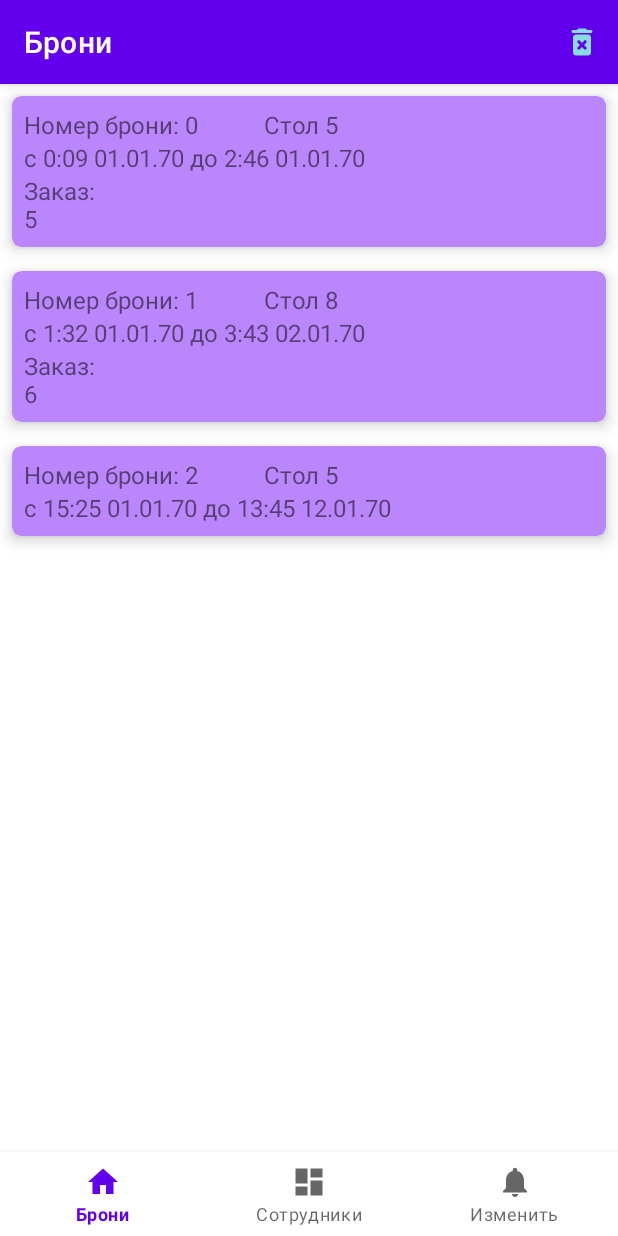
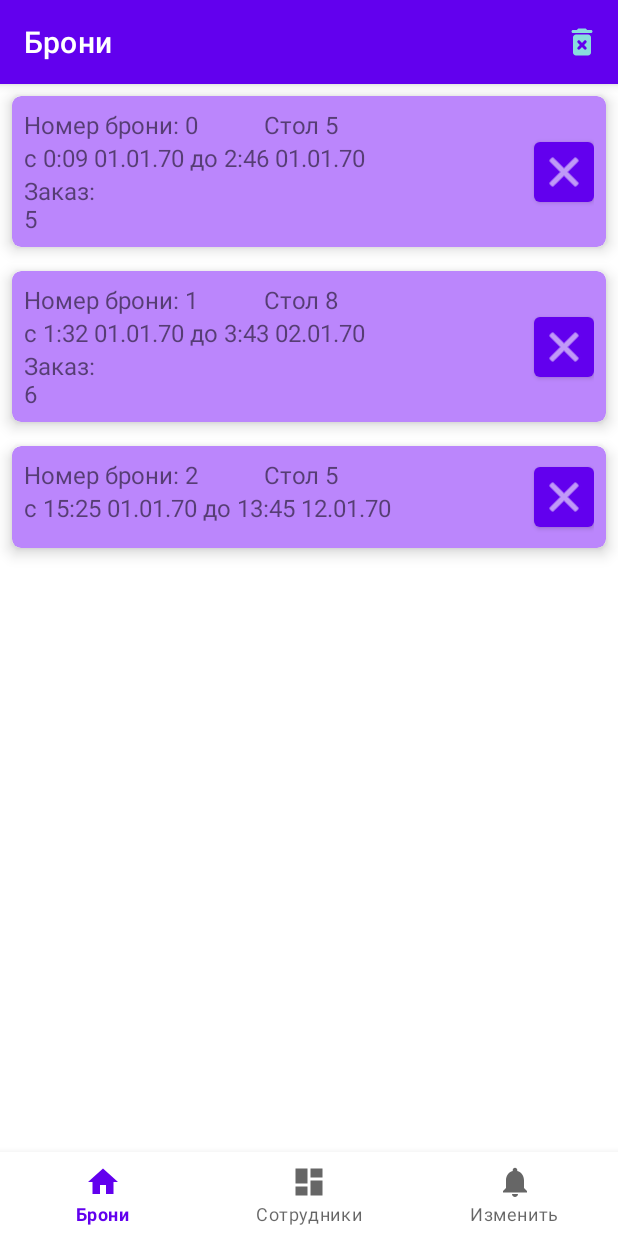
Before and after one commit to GranPecador/BookingAppITMO, an Android app: the ManagerActivity screen opened directly, with no data from a screen before it, on a phone screen of 412 x 824 dp. Run offline under Robolectric (Android 15) with nearby library versions, the phone set to English and light mode, and no system bars; our stand-ins replace navigation-ui; libraries missing offline, so code that uses them is left out: androidx.constraintlayout.solver; network calls fail; 1 statement that could not run was skipped.

Commit message:
add cancellation reservation by waiter and manager

```diff
--- a/app/src/main/java/com/example/bookingapp/admin/ui/ManagerActivity.kt
+++ b/app/src/main/java/com/example/bookingapp/admin/ui/ManagerActivity.kt
@@ -13,15 +13,17 @@ import androidx.navigation.ui.setupActionBarWithNavController
 import androidx.navigation.ui.setupWithNavController
 import androidx.swiperefreshlayout.widget.SwipeRefreshLayout
 import com.example.bookingapp.*
+import com.example.bookingapp.admin.ui.reservations.ReservationsFragment
 import com.google.android.material.bottomnavigation.BottomNavigationView
 
-class ManagerActivity : AppCompatActivity() {
+class ManagerActivity : AppCompatActivity(), ReservationsFragment.OnCancelReservation {
+
+    private val managerViewModel: ManagerViewModel by viewModels()
 
     override fun onCreate(savedInstanceState: Bundle?) {
         super.onCreate(savedInstanceState)
         setContentView(R.layout.activity_admin)
 
-        val managerViewModel: ManagerViewModel by viewModels()
         managerViewModel.createAdapters(applicationContext)
         managerViewModel.updateData(applicationContext)
 
@@ -73,4 +75,8 @@ class ManagerActivity : AppCompatActivity() {
             else -> super.onOptionsItemSelected(item)
         }
     }
+
+    override fun onCancelReservation(userId: Int, reservationId: Int) {
+        managerViewModel.cancelReservation(userId, reservationId, applicationContext)
+    }
 }
--- a/app/src/main/java/com/example/bookingapp/admin/ui/reservations/ReservationsAdapterRecyclerView.kt
+++ b/app/src/main/java/com/example/bookingapp/admin/ui/reservations/ReservationsAdapterRecyclerView.kt
@@ -4,6 +4,7 @@ import android.util.Log
 import android.view.LayoutInflater
 import android.view.View
 import android.view.ViewGroup
+import android.widget.Button
 import android.widget.TextView
 import androidx.recyclerview.widget.RecyclerView
 import com.example.bookingapp.R
@@ -14,8 +15,14 @@ import java.util.*
 class ReservationsAdapterRecyclerView(val items: MutableList<Reservation> = mutableListOf()) :
     RecyclerView.Adapter<ReservationsAdapterRecyclerView.ReservationViewHolder>() {
 
+    private var listener: ReservationsFragment.OnCancelReservation? = null
+
     init {
         notifyDataSetChanged()
+    }
+
+    fun setListener(listener: ReservationsFragment.OnCancelReservation){
+        this.listener = listener
     }
 
     fun addItems(newItems: List<Reservation>) {
@@ -61,6 +68,9 @@ class ReservationsAdapterRecyclerView(val items: MutableList<Reservation> = muta
         } else {
             holder.orderView.text = "Заказ:\n${item.order}"
         }
+        holder.cancelButton.setOnClickListener {
+            listener?.onCancelReservation(item.userId, item.id)
+        }
     }
 
     override fun getItemCount(): Int = items.size
@@ -72,6 +82,7 @@ class ReservationsAdapterRecyclerView(val items: MutableList<Reservation> = muta
             itemView.findViewById(R.id.start_reservatjion_time_text_view_item)
         val endTimeView: TextView = itemView.findViewById(R.id.end_reservation_time_text_view_item)
         val orderView: TextView = itemView.findViewById(R.id.order_reservation_text_view_item)
+        val cancelButton:Button = itemView.findViewById(R.id.cancel_reservation_button_item)
     }
 
 }
--- a/app/src/main/java/com/example/bookingapp/admin/ui/reservations/ReservationsFragment.kt
+++ b/app/src/main/java/com/example/bookingapp/admin/ui/reservations/ReservationsFragment.kt
@@ -1,5 +1,6 @@
 package com.example.bookingapp.admin.ui.reservations
 
+import android.content.Context
 import android.os.Bundle
 import android.view.LayoutInflater
 import android.view.View
@@ -13,21 +14,40 @@ import com.example.bookingapp.admin.ui.ManagerViewModel
 
 class ReservationsFragment : Fragment() {
 
+    private var listenerReservations: OnCancelReservation? = null
     private val viewModel: ManagerViewModel by activityViewModels()
 
     override fun onCreateView(
-            inflater: LayoutInflater,
-            container: ViewGroup?,
-            savedInstanceState: Bundle?
+        inflater: LayoutInflater,
+        container: ViewGroup?,
+        savedInstanceState: Bundle?
     ): View? {
         val root = inflater.inflate(R.layout.fragment_reservations_admin, container, false)
-
+        listenerReservations?.let { viewModel.reservationAdapter.setListener(it) }
         val reservationsRecycler: RecyclerView = root.findViewById(R.id.reservations_recycler_admin)
         with(reservationsRecycler) {
             layoutManager = LinearLayoutManager(context)
             adapter = viewModel.reservationAdapter
-            isNestedScrollingEnabled = false
+            isNestedScrollingEnabled = true
         }
         return root
     }
+
+    override fun onAttach(context: Context) {
+        super.onAttach(context)
+        if (context is OnCancelReservation) {
+            listenerReservations = context
+        } else {
+            throw RuntimeException(context.toString() + " must implement OnListFragmentInteractionListener")
+        }
+    }
+
+    override fun onDetach() {
+        super.onDetach()
+        listenerReservations = null
+    }
+
+    interface OnCancelReservation {
+        fun onCancelReservation(userId: Int, reservationId: Int)
+    }
 }
--- a/app/src/main/java/com/example/bookingapp/net/MethodsApi.kt
+++ b/app/src/main/java/com/example/bookingapp/net/MethodsApi.kt
@@ -26,6 +26,12 @@ interface MethodsApi {
         @Body newReservation: NewReservation
     ): Response<Void>
 
+    @GET("/users/{userId}/reservations/{reservationId}/cancel")
+    suspend fun getCancelReservation(
+        @Path("userId") userId: Int,
+        @Path("reservationId") reservationId: Int
+    ): Response<Void>
+
     @GET("/restaurants")
     suspend fun getRestaurants(): Response<List<Restaurant>>
 
@@ -45,7 +51,7 @@ interface MethodsApi {
 
     @PUT("/restaurants/{restaurantId}/tables/changeStatus")
     suspend fun putNewStatusOfTable(
-        @Path("restaurantId") restaurantId: Int,@Query("isFree") isFree: Boolean,
+        @Path("restaurantId") restaurantId: Int, @Query("isFree") isFree: Boolean,
         @Query("tableId") tableId: Int
     ): Response<Table>
 
--- a/app/src/main/java/com/example/bookingapp/user/ui/reservations/ReservationsFragment.kt
+++ b/app/src/main/java/com/example/bookingapp/user/ui/reservations/ReservationsFragment.kt
@@ -31,7 +31,7 @@ class ReservationsFragment : Fragment() {
         root.findViewById<RecyclerView>(R.id.reservations_recycler_user).apply {
             layoutManager = LinearLayoutManager(context)
             adapter = viewModel.reservationAdapter
-            isNestedScrollingEnabled = false
+            isNestedScrollingEnabled = true
         }
         return root
     }
--- a/app/src/main/res/layout/reservation_item.xml
+++ b/app/src/main/res/layout/reservation_item.xml
@@ -8,9 +8,7 @@
     app:cardCornerRadius="6dp"
     app:cardElevation="6dp">
 
-    <androidx.constraintlayout.widget.ConstraintLayout xmlns:android="http://schemas.android.com/apk/res/android"
-        xmlns:app="http://schemas.android.com/apk/res-auto"
-        xmlns:tools="http://schemas.android.com/tools"
+    <androidx.constraintlayout.widget.ConstraintLayout
         android:layout_width="match_parent"
         android:layout_height="wrap_content"
         android:padding="8dp">
@@ -59,5 +57,20 @@
             android:textSize="16sp"
             app:layout_constraintStart_toStartOf="parent"
             app:layout_constraintTop_toBottomOf="@+id/start_reservatjion_time_text_view_item" />
+
+        <Button
+            android:id="@+id/cancel_reservation_button_item"
+            android:layout_width="wrap_content"
+            android:layout_height="wrap_content"
+            android:width="40dp"
+            android:minWidth="40dp"
+            android:paddingLeft="0dp"
+            android:paddingRight="0dp"
+            app:icon="@android:drawable/ic_menu_close_clear_cancel"
+            app:iconGravity="textStart"
+            app:iconPadding="0dp"
+            app:layout_constraintBottom_toBottomOf="parent"
+            app:layout_constraintEnd_toEndOf="parent"
+            app:layout_constraintTop_toTopOf="parent" />
     </androidx.constraintlayout.widget.ConstraintLayout>
 </com.google.android.material.card.MaterialCardView>
```
Also changed, not shown: app/src/main/java/com/example/bookingapp/admin/ui/ManagerViewModel.kt (+27 -1 lines), app/src/main/java/com/example/bookingapp/waiter/WaiterActivity.kt (+8 -2 lines), app/src/main/java/com/example/bookingapp/waiter/WaiterViewModel.kt (+30 -2 lines), app/src/main/java/com/example/bookingapp/waiter/ui/reservations/ReservationsAdapterRecyclerView.kt (+10 -1 lines), app/src/main/java/com/example/bookingapp/waiter/ui/reservations/ReservationsFragment.kt (+23 -2 lines).
